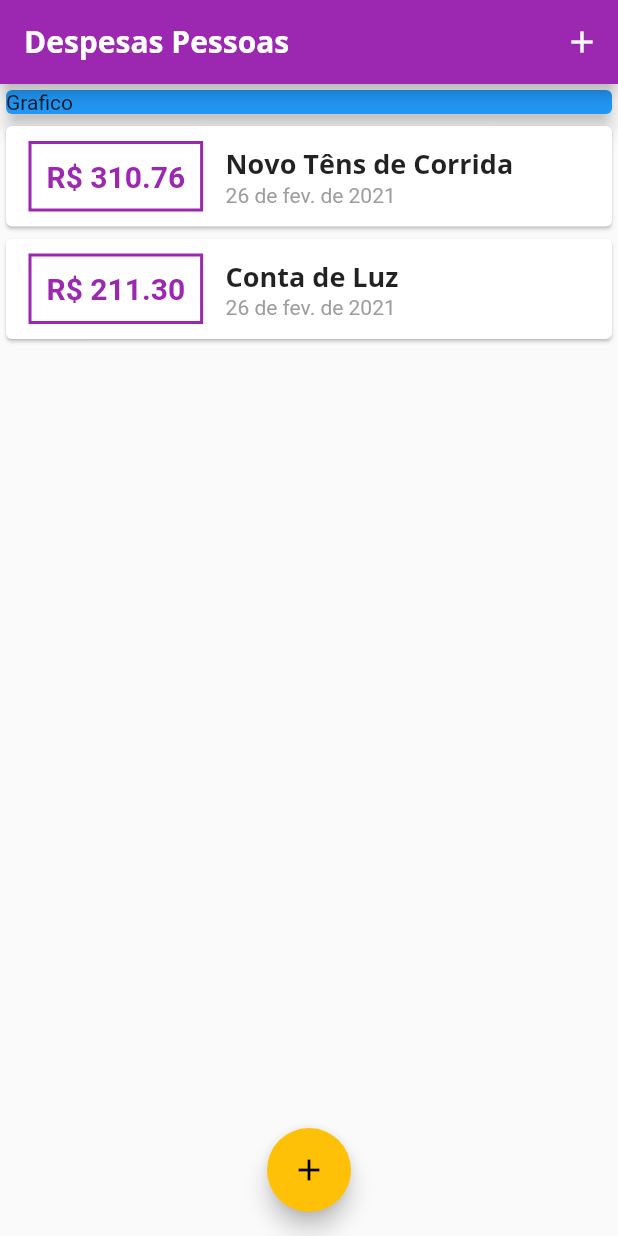
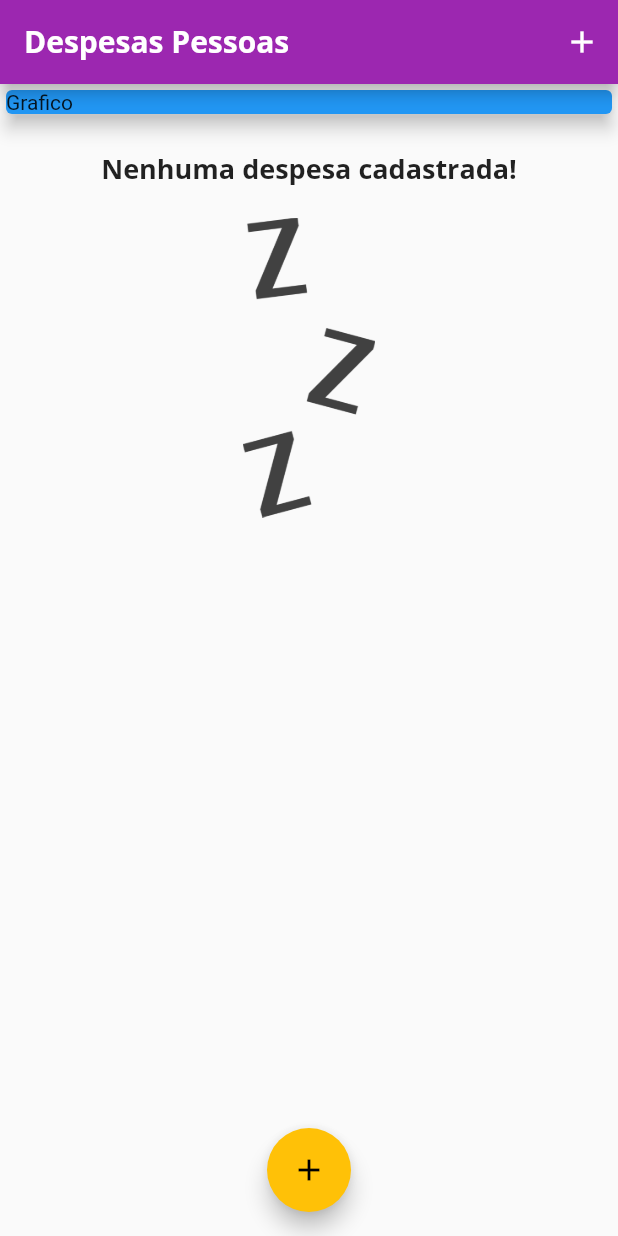
Before and after one commit to CristianoSFMothe/expenses, a Flutter app: the screen it shows after launch, on a phone screen of 412 x 824 dp. Run offline on Flutter 3.47's test engine with Material 2 defaults, Android fonts, the phone set to English and light mode, and no system bars.

Commit message:
versão 1.6.1 - Inserindo imagem
Inserindo uma imagem na tela quando não houver nenhuma despesa cadastrada

```diff
--- a/lib/components/transactions_list.dart
+++ b/lib/components/transactions_list.dart
@@ -15,7 +15,25 @@ class TransactionList extends StatelessWidget {
 
     return Container(
       height: 300,
-      child: ListView.builder(
+      child: transactions.isEmpty
+          ? Column(
+              children: <Widget>[
+                SizedBox(height: 20),
+                Text(
+                  'Nenhuma despesa cadastrada!',
+                  style: Theme.of(context).textTheme.headline6,
+                ),
+                SizedBox(height: 20),
+                Container(
+                  height: 200,
+                  child: Image.asset(
+                    'assets/images/waiting.png',
+                    fit: BoxFit.cover,
+                  ),
+                ),
+              ],
+            )
+          : ListView.builder(
               itemCount: transactions.length,
               itemBuilder: (ctx, index) {
                 final tr = transactions[index];
--- a/lib/main.dart
+++ b/lib/main.dart
@@ -46,18 +46,18 @@ class MyHomePage extends StatefulWidget {
 
 class _MyHomePageState extends State<MyHomePage> {
 // Usando a classe transactions
-  final _transactions = [
-    Transaction(
-        id: 't1',
-        title: 'Novo Têns de Corrida',
-        value: 310.76,
-        date: DateTime.now()),
-    Transaction(
-      id: 't2',
-      title: 'Conta de Luz',
-      value: 211.3,
-      date: DateTime.now(),
-    ),
+  final List<Transaction>_transactions = [
+    // Transaction(
+    //     id: 't1',
+    //     title: 'Novo Têns de Corrida',
+    //     value: 310.76,
+    //     date: DateTime.now()),
+    // Transaction(
+    //   id: 't2',
+    //   title: 'Conta de Luz',
+    //   value: 211.3,
+    //   date: DateTime.now(),
+    // ),
   ];
 
   // Adicionando novas transações
--- a/pubspec.yaml
+++ b/pubspec.yaml
@@ -48,8 +48,8 @@ flutter:
   uses-material-design: true
 
   # To add assets to your application, add an assets section, like this:
-  # assets:
-  #   - images/a_dot_burr.jpeg
+  assets:
+    - assets/images/waiting.png
   #   - images/a_dot_ham.jpeg
 
   # An image asset can refer to one or more resolution-specific "variants", see
```
Also changed, not shown: assets/images/waiting.png (added). Lines whose indentation alone changed are shown as unchanged.
